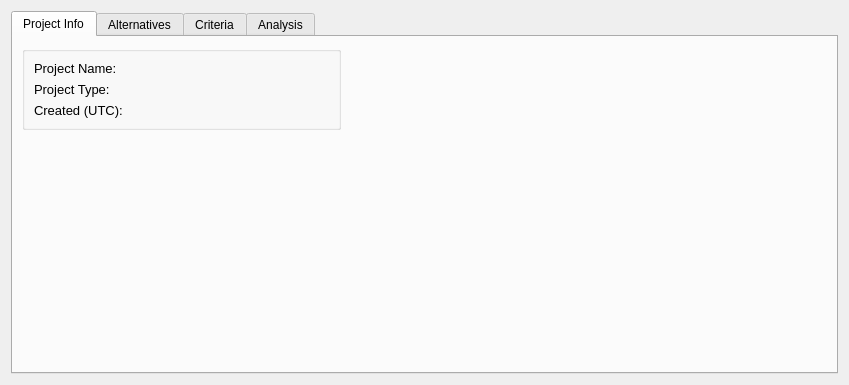
Old version of the form src/gui/project_view.ui in the repository Ecotrust/delphos.
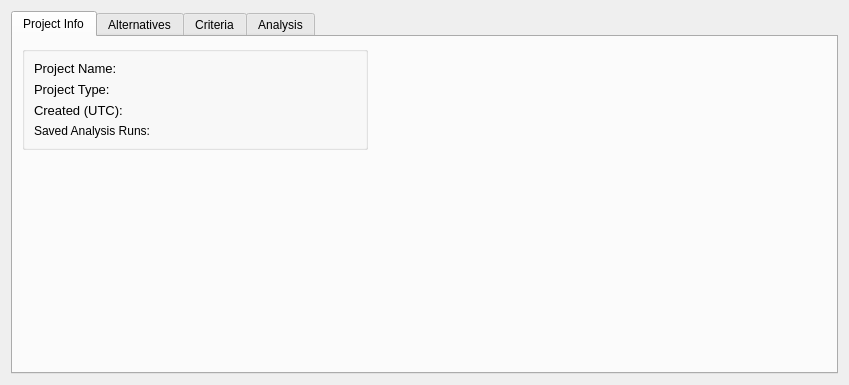
New version of the form. The open tabs and pages were chosen to show the change. Custom widgets are drawn as their Qt base class.

```diff
--- a/src/gui/project_view.ui
+++ b/src/gui/project_view.ui
@@ -94,6 +94,13 @@
                   </property>
                  </widget>
                 </item>
+                <item>
+                 <widget class="QLabel" name="label_6" >
+                  <property name="text" >
+                   <string>Saved Analysis Runs:</string>
+                  </property>
+                 </widget>
+                </item>
                </layout>
               </item>
               <item>
@@ -143,6 +150,13 @@
                   </property>
                  </widget>
                 </item>
+                <item>
+                 <widget class="QLabel" name="num_runs_label" >
+                  <property name="text" >
+                   <string/>
+                  </property>
+                 </widget>
+                </item>
                </layout>
               </item>
              </layout>
```
Left out of the diff: 4 changed lines with no effect on the pictures.
